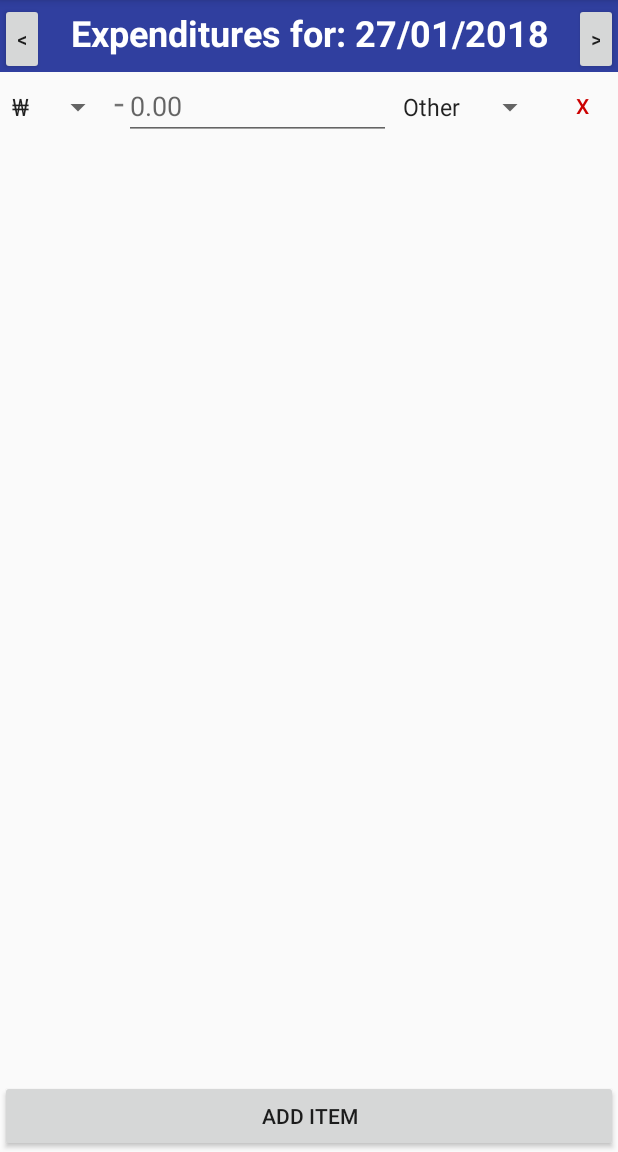
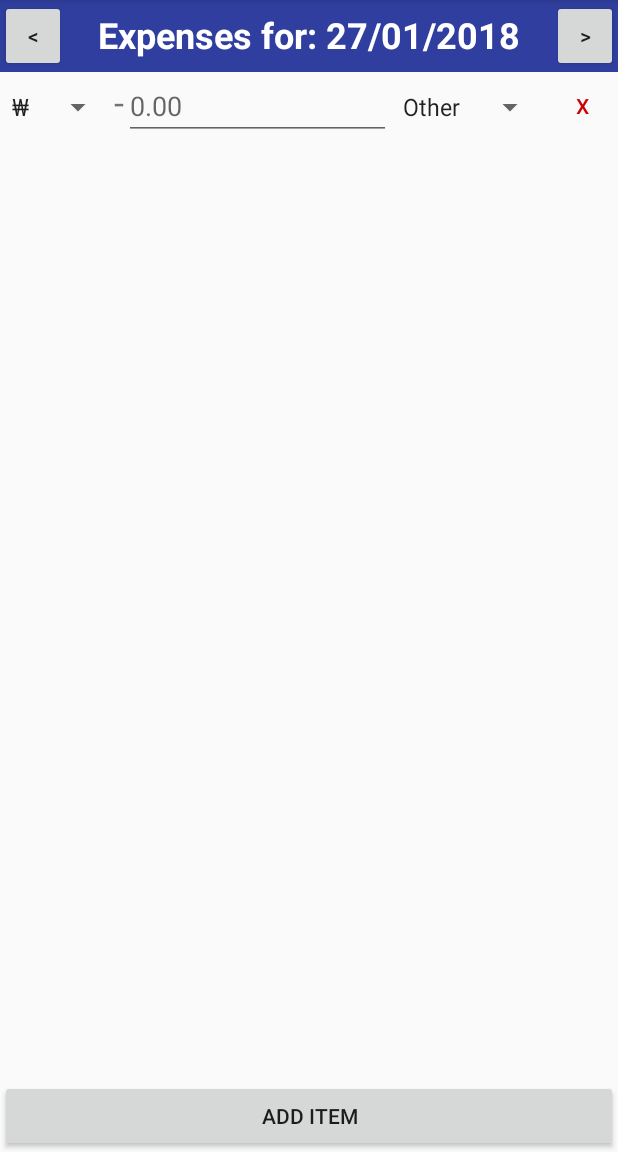
Before and after one commit to Shadow0144/BudgetTracker, an Android app: the screen it shows after launch (DayViewActivity), after a tap on "ADD ITEM", on a phone screen of 412 x 824 dp, the part 84-1236 px from its top. Run offline under Robolectric (Android 15) with nearby library versions, the phone set to English and light mode, and no system bars.

Commit message:
Minor changes to the date bar

```diff
--- a/app/src/main/java/cc/corbin/budgettracker/DayViewActivity.java
+++ b/app/src/main/java/cc/corbin/budgettracker/DayViewActivity.java
@@ -69,7 +69,7 @@ public class DayViewActivity extends AppCompatActivity
         _currentDate.setTimeInMillis(getIntent().getLongExtra(DATE_INTENT, Calendar.getInstance().getTimeInMillis()));
         SimpleDateFormat simpleDate =  new SimpleDateFormat("dd/MM/yyyy");
 
-        _dateView.setText("Expenditures for: " + simpleDate.format(_currentDate.getTime()));
+        _dateView.setText(getString(R.string.expenses) + simpleDate.format(_currentDate.getTime()));
 
         _year = _currentDate.get(Calendar.YEAR);
         _month = _currentDate.get(Calendar.MONTH);
@@ -137,7 +137,7 @@ public class DayViewActivity extends AppCompatActivity
     {
         _pagerView.setCurrentItem(_day);
 
-        /*if (_day == 1)
+        if (_day == 1)
         {
             _previousDay.setText("<<");
             _nextDay.setText(">");
@@ -151,13 +151,13 @@ public class DayViewActivity extends AppCompatActivity
         {
             _previousDay.setText("<");
             _nextDay.setText(">");
-        }*/
+        }
 
         _currentDate = Calendar.getInstance();
         _currentDate.set(_year, _month, _day);
         SimpleDateFormat simpleDate =  new SimpleDateFormat("dd/MM/yyyy");
 
-        _dateView.setText("Expenditures for: " + simpleDate.format(_currentDate.getTime()));
+        _dateView.setText(getString(R.string.expenses) + simpleDate.format(_currentDate.getTime()));
     }
 
     public void addItem(View v)
--- a/app/src/main/res/layout/activity_day_view.xml
+++ b/app/src/main/res/layout/activity_day_view.xml
@@ -30,8 +30,9 @@
                 android:id="@+id/dateView"
                 android:layout_width="match_parent"
                 android:layout_height="wrap_content"
-                android:layout_weight="1"
-                android:padding="5dp"
+                android:layout_marginTop="3dp"
+                android:layout_weight="2"
+                android:gravity="center"
                 android:text="TextView"
                 android:textAlignment="center"
                 android:textColor="@android:color/background_light"
--- a/app/src/main/res/layout/fragment_day.xml
+++ b/app/src/main/res/layout/fragment_day.xml
@@ -11,7 +11,9 @@
         android:id="@+id/allItemsContainer"
         android:layout_width="match_parent"
         android:layout_height="match_parent"
-        android:orientation="vertical">
+        android:orientation="vertical"
+        android:focusable="true"
+        android:focusableInTouchMode="true">
 
         <ScrollView
             android:id="@+id/itemsScroller"
--- a/app/src/main/res/values/strings.xml
+++ b/app/src/main/res/values/strings.xml
@@ -4,6 +4,7 @@
     <string name="yesterday">&lt;</string>
     <string name="tomorrow">&gt;</string>
     <string name="x">X</string>
+    <string name="expenses">Expenses for:&#160;</string>
     <string-array name="currencies">
         <item>₩</item>
         <item>$</item>
```
